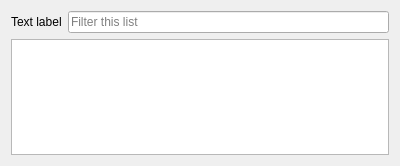
Above: qt-ui/listfilter.ui from subsurface/subsurface before the change. Below: the same form after it.
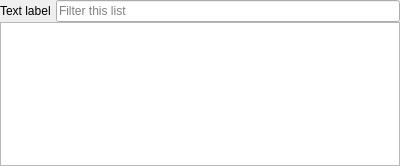
That is the form after the change.

Commit message:
Layout issues: Fix spacing for the filter dialog
This is the single filter dialog - the spacing is much better, but when
activated it seems cluttered, this is because the outer layout (the one
that encapsulates everything) has the wrong layouting - I need to find and
fix that. I'll actually change that to a splitter, it will provide a more
flexible resize of the widgets.

```diff
--- a/qt-ui/listfilter.ui
+++ b/qt-ui/listfilter.ui
@@ -14,8 +14,26 @@
    <string>Form</string>
   </property>
   <layout class="QVBoxLayout" name="verticalLayout">
+   <property name="spacing">
+    <number>0</number>
+   </property>
+   <property name="leftMargin">
+    <number>0</number>
+   </property>
+   <property name="topMargin">
+    <number>0</number>
+   </property>
+   <property name="rightMargin">
+    <number>0</number>
+   </property>
+   <property name="bottomMargin">
+    <number>0</number>
+   </property>
    <item>
     <layout class="QHBoxLayout" name="horizontalLayout">
+     <property name="spacing">
+      <number>5</number>
+     </property>
      <item>
       <widget class="QLabel" name="label">
        <property name="text">
```
